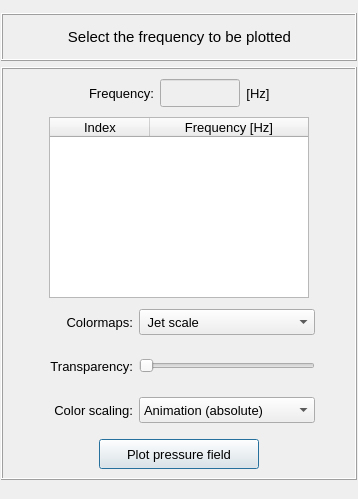
Old version of the form pulse/interface/data/ui_files/plots/results/acoustic/plot_acoustic_pressure_field_for_harmonic_analysis.ui in the repository open-pulse/OpenPulse.
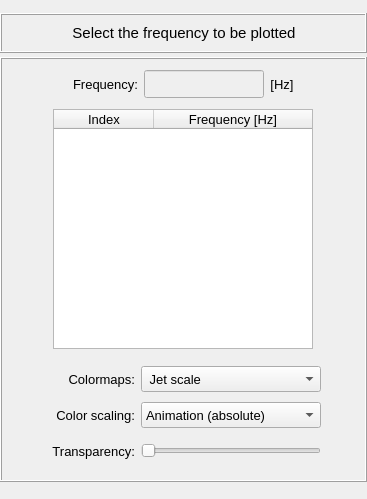
New version of the form.

Commit message: Update and uniformize the plot-related UI files

```diff
--- a/pulse/interface/data/ui_files/plots/results/acoustic/plot_acoustic_pressure_field_for_harmonic_analysis.ui
+++ b/pulse/interface/data/ui_files/plots/results/acoustic/plot_acoustic_pressure_field_for_harmonic_analysis.ui
@@ -6,7 +6,7 @@
    <rect>
     <x>0</x>
     <y>0</y>
-    <width>358</width>
+    <width>367</width>
     <height>499</height>
    </rect>
   </property>
@@ -21,13 +21,13 @@
   </property>
   <layout class="QGridLayout" name="gridLayout_2">
    <property name="leftMargin">
-    <number>1</number>
+    <number>0</number>
    </property>
    <property name="topMargin">
     <number>4</number>
    </property>
    <property name="rightMargin">
-    <number>1</number>
+    <number>0</number>
    </property>
    <property name="bottomMargin">
     <number>4</number>
@@ -48,8 +48,8 @@
        <rect>
         <x>0</x>
         <y>0</y>
-        <width>344</width>
-        <height>500</height>
+        <width>367</width>
+        <height>491</height>
        </rect>
       </property>
       <layout class="QGridLayout" name="gridLayout_6">
@@ -59,18 +59,21 @@
        <property name="rightMargin">
         <number>0</number>
        </property>
+       <property name="verticalSpacing">
+        <number>4</number>
+       </property>
        <item row="0" column="0">
         <widget class="QFrame" name="frame">
          <property name="minimumSize">
           <size>
            <width>0</width>
-           <height>48</height>
+           <height>40</height>
           </size>
          </property>
          <property name="maximumSize">
           <size>
            <width>16777215</width>
-           <height>48</height>
+           <height>40</height>
           </size>
          </property>
          <property name="frameShape">
@@ -184,7 +187,7 @@
             <property name="maximumSize">
              <size>
               <width>16777215</width>
-              <height>40</height>
+              <height>120</height>
              </size>
             </property>
             <property name="frameShape">
@@ -198,144 +201,16 @@
               <number>0</number>
              </property>
              <property name="topMargin">
-              <number>0</number>
+              <number>8</number>
              </property>
              <property name="rightMargin">
               <number>0</number>
              </property>
              <property name="bottomMargin">
-              <number>0</number>
+              <number>6</number>
              </property>
-             <item row="0" column="2">
-              <widget class="QFrame" name="frame_7">
-               <property name="minimumSize">
-                <size>
-                 <width>176</width>
-                 <height>0</height>
-                </size>
-               </property>
-               <property name="maximumSize">
-                <size>
-                 <width>176</width>
-                 <height>16777215</height>
-                </size>
-               </property>
-               <property name="frameShape">
-                <enum>QFrame::Shape::NoFrame</enum>
-               </property>
-               <property name="frameShadow">
-                <enum>QFrame::Shadow::Raised</enum>
-               </property>
-               <layout class="QGridLayout" name="gridLayout_14">
-                <property name="leftMargin">
-                 <number>0</number>
-                </property>
-                <property name="topMargin">
-                 <number>0</number>
-                </property>
-                <property name="rightMargin">
-                 <number>0</number>
-                </property>
-                <property name="bottomMargin">
-                 <number>0</number>
-                </property>
-                <property name="spacing">
-                 <number>0</number>
-                </property>
-                <item row="0" column="0">
-                 <widget class="QComboBox" name="comboBox_colormaps">
-                  <property name="minimumSize">
-                   <size>
-                    <width>120</width>
-                    <height>26</height>
-                   </size>
-                  </property>
-                  <property name="maximumSize">
-                   <size>
-                    <width>200</width>
-                    <height>26</height>
-                   </size>
-                  </property>
-                  <property name="font">
-                   <font>
-                    <pointsize>10</pointsize>
-                   </font>
-                  </property>
-                  <item>
-                   <property name="text">
-                    <string> Jet scale</string>
-                   </property>
-                  </item>
-                  <item>
-                   <property name="text">
-                    <string> Viridis scale</string>
-                   </property>
-                  </item>
-                  <item>
-                   <property name="text">
-                    <string> Inferno scale</string>
-                   </property>
-                  </item>
-                  <item>
-                   <property name="text">
-                    <string> Magma scale</string>
-                   </property>
-                  </item>
-                  <item>
-                   <property name="text">
-                    <string> Plasma scale</string>
-                   </property>
-                  </item>
-                  <item>
-                   <property name="text">
-                    <string>BWR diverging scale</string>
-                   </property>
-                  </item>
-                  <item>
-                   <property name="text">
-                    <string>PiYG diverging scale</string>
-                   </property>
-                  </item>
-                  <item>
-                   <property name="text">
-                    <string>PRGn diverging scale</string>
-                   </property>
-                  </item>
-                  <item>
-                   <property name="text">
-                    <string>BrBG diverging scale</string>
-                   </property>
-                  </item>
-                  <item>
-                   <property name="text">
-                    <string>PuOr diverging scale</string>
-                   </property>
-                  </item>
-                  <item>
-                   <property name="text">
-                    <string> Grayscale</string>
-                   </property>
-                  </item>
-                 </widget>
-                </item>
-               </layout>
-              </widget>
-             </item>
-             <item row="0" column="3">
-              <spacer name="horizontalSpacer_12">
-               <property name="orientation">
-                <enum>Qt::Orientation::Horizontal</enum>
-               </property>
-               <property name="sizeHint" stdset="0">
-                <size>
-                 <width>40</width>
-                 <height>20</height>
-                </size>
-               </property>
-              </spacer>
-             </item>
-             <item row="0" column="1">
-              <widget class="QLabel" name="label_6">
+             <item row="2" column="1">
+              <widget class="QLabel" name="label_3">
                <property name="minimumSize">
                 <size>
                  <width>90</width>
@@ -354,7 +229,7 @@
                 </font>
                </property>
                <property name="text">
-                <string>Colormaps:</string>
+                <string>Transparency:</string>
                </property>
                <property name="alignment">
                 <set>Qt::AlignmentFlag::AlignRight|Qt::AlignmentFlag::AlignTrailing|Qt::AlignmentFlag::AlignVCenter</set>
@@ -374,62 +249,7 @@
                </property>
               </spacer>
              </item>
-            </layout>
-           </widget>
-          </item>
-          <item row="4" column="0">
-           <widget class="QFrame" name="frame_3">
-            <property name="minimumSize">
-             <size>
-              <width>0</width>
-              <height>40</height>
-             </size>
-            </property>
-            <property name="maximumSize">
-             <size>
-              <width>16777215</width>
-              <height>40</height>
-             </size>
-            </property>
-            <property name="frameShape">
-             <enum>QFrame::Shape::NoFrame</enum>
-            </property>
-            <property name="frameShadow">
-             <enum>QFrame::Shadow::Raised</enum>
-            </property>
-            <layout class="QGridLayout" name="gridLayout_9">
-             <property name="leftMargin">
-              <number>0</number>
-             </property>
-             <property name="topMargin">
-              <number>0</number>
-             </property>
-             <property name="rightMargin">
-              <number>0</number>
-             </property>
-             <property name="bottomMargin">
-              <number>0</number>
-             </property>
-             <property name="horizontalSpacing">
-              <number>6</number>
-             </property>
-             <property name="verticalSpacing">
-              <number>0</number>
-             </property>
-             <item row="0" column="0">
-              <spacer name="horizontalSpacer">
-               <property name="orientation">
-                <enum>Qt::Orientation::Horizontal</enum>
-               </property>
-               <property name="sizeHint" stdset="0">
-                <size>
-                 <width>40</width>
-                 <height>20</height>
-                </size>
-               </property>
-              </spacer>
-             </item>
-             <item row="0" column="1">
+             <item row="1" column="1">
               <widget class="QLabel" name="label_color_scalling">
                <property name="minimumSize">
                 <size>
@@ -456,24 +276,114 @@
                </property>
               </widget>
              </item>
-             <item row="0" column="3">
-              <spacer name="horizontalSpacer_2">
-               <property name="orientation">
-                <enum>Qt::Orientation::Horizontal</enum>
+             <item row="0" column="1">
+              <widget class="QLabel" name="label_6">
+               <property name="minimumSize">
+                <size>
+                 <width>90</width>
+                 <height>26</height>
+                </size>
                </property>
-               <property name="sizeHint" stdset="0">
+               <property name="maximumSize">
                 <size>
-                 <width>40</width>
-                 <height>20</height>
+                 <width>90</width>
+                 <height>26</height>
                 </size>
                </property>
-              </spacer>
+               <property name="font">
+                <font>
+                 <pointsize>10</pointsize>
+                </font>
+               </property>
+               <property name="text">
+                <string>Colormaps:</string>
+               </property>
+               <property name="alignment">
+                <set>Qt::AlignmentFlag::AlignRight|Qt::AlignmentFlag::AlignTrailing|Qt::AlignmentFlag::AlignVCenter</set>
+               </property>
+              </widget>
              </item>
              <item row="0" column="2">
+              <widget class="QComboBox" name="comboBox_colormaps">
+               <property name="minimumSize">
+                <size>
+                 <width>180</width>
+                 <height>26</height>
+                </size>
+               </property>
+               <property name="maximumSize">
+                <size>
+                 <width>200</width>
+                 <height>26</height>
+                </size>
+               </property>
+               <property name="font">
+                <font>
+                 <pointsize>10</pointsize>
+                </font>
+               </property>
+               <item>
+                <property name="text">
+                 <string> Jet scale</string>
+                </property>
+               </item>
+               <item>
+                <property name="text">
+                 <string> Viridis scale</string>
+                </property>
+               </item>
+               <item>
+                <property name="text">
+                 <string> Inferno scale</string>
+                </property>
+               </item>
+               <item>
+                <property name="text">
+                 <string> Magma scale</string>
+                </property>
+               </item>
+               <item>
+                <property name="text">
+                 <string> Plasma scale</string>
+                </property>
+               </item>
+               <item>
+                <property name="text">
+                 <string>BWR diverging scale</string>
+                </property>
+               </item>
+               <item>
+                <property name="text">
+                 <string>PiYG diverging scale</string>
+                </property>
+               </item>
+               <item>
+                <property name="text">
+                 <string>PRGn diverging scale</string>
+                </property>
+               </item>
+               <item>
+                <property name="text">
+                 <string>BrBG diverging scale</string>
+                </property>
+               </item>
+               <item>
+                <property name="text">
+                 <string>PuOr diverging scale</string>
+                </property>
+               </item>
+               <item>
+                <property name="text">
+                 <string> Grayscale</string>
+                </property>
+               </item>
+              </widget>
+             </item>
+             <item row="1" column="2">
               <widget class="QComboBox" name="comboBox_color_scale">
                <property name="minimumSize">
                 <size>
-                 <width>176</width>
+                 <width>180</width>
                  <height>26</height>
                 </size>
                </property>
@@ -515,229 +425,7 @@
                </item>
               </widget>
              </item>
-            </layout>
-           </widget>
-          </item>
-          <item row="5" column="0">
-           <widget class="QFrame" name="frame_button">
-            <property name="minimumSize">
-             <size>
-              <width>0</width>
-              <height>40</height>
-             </size>
-            </property>
-            <property name="maximumSize">
-             <size>
-              <width>16777215</width>
-              <height>40</height>
-             </size>
-            </property>
-            <property name="frameShape">
-             <enum>QFrame::Shape::NoFrame</enum>
-            </property>
-            <property name="frameShadow">
-             <enum>QFrame::Shadow::Raised</enum>
-            </property>
-            <layout class="QGridLayout" name="gridLayout_10">
-             <property name="leftMargin">
-              <number>0</number>
-             </property>
-             <property name="topMargin">
-              <number>0</number>
-             </property>
-             <property name="rightMargin">
-              <number>0</number>
-             </property>
-             <property name="bottomMargin">
-              <number>0</number>
-             </property>
-             <property name="spacing">
-              <number>0</number>
-             </property>
-             <item row="0" column="0">
-              <widget class="QPushButton" name="pushButton_plot">
-               <property name="minimumSize">
-                <size>
-                 <width>160</width>
-                 <height>30</height>
-                </size>
-               </property>
-               <property name="maximumSize">
-                <size>
-                 <width>160</width>
-                 <height>30</height>
-                </size>
-               </property>
-               <property name="font">
-                <font>
-                 <family>MS Shell Dlg 2</family>
-                 <pointsize>10</pointsize>
-                 <italic>false</italic>
-                 <bold>false</bold>
-                </font>
-               </property>
-               <property name="styleSheet">
-                <string notr="true"/>
-               </property>
-               <property name="text">
-                <string>Plot pressure field</string>
-               </property>
-               <property name="default">
-                <bool>true</bool>
-               </property>
-              </widget>
-             </item>
-            </layout>
-           </widget>
-          </item>
-          <item row="1" column="0">
-           <widget class="QFrame" name="frame_treeWidget">
-            <property name="frameShape">
-             <enum>QFrame::Shape::NoFrame</enum>
-            </property>
-            <property name="frameShadow">
-             <enum>QFrame::Shadow::Raised</enum>
-            </property>
-            <layout class="QGridLayout" name="gridLayout_3">
-             <property name="leftMargin">
-              <number>0</number>
-             </property>
-             <property name="topMargin">
-              <number>0</number>
-             </property>
-             <property name="rightMargin">
-              <number>0</number>
-             </property>
-             <property name="bottomMargin">
-              <number>0</number>
-             </property>
-             <property name="spacing">
-              <number>0</number>
-             </property>
-             <item row="0" column="0">
-              <widget class="QTreeWidget" name="treeWidget_frequencies">
-               <property name="minimumSize">
-                <size>
-                 <width>260</width>
-                 <height>180</height>
-                </size>
-               </property>
-               <property name="maximumSize">
-                <size>
-                 <width>260</width>
-                 <height>420</height>
-                </size>
-               </property>
-               <property name="font">
-                <font>
-                 <family>MS Shell Dlg 2</family>
-                 <pointsize>10</pointsize>
-                 <italic>false</italic>
-                 <bold>false</bold>
-                </font>
-               </property>
-               <property name="alternatingRowColors">
-                <bool>true</bool>
-               </property>
-               <property name="indentation">
-                <number>0</number>
-               </property>
-               <column>
-                <property name="text">
-                 <string>Index</string>
-                </property>
-                <property name="font">
-                 <font>
-                  <family>MS Shell Dlg 2</family>
-                  <pointsize>10</pointsize>
-                 </font>
-                </property>
-                <property name="textAlignment">
-                 <set>AlignCenter</set>
-                </property>
-               </column>
-               <column>
-                <property name="text">
-                 <string notr="true">Frequency [Hz]</string>
-                </property>
-                <property name="font">
-                 <font>
-                  <family>MS Shell Dlg 2</family>
-                  <pointsize>10</pointsize>
-                  <italic>false</italic>
-                  <bold>false</bold>
-                 </font>
-                </property>
-                <property name="textAlignment">
-                 <set>AlignCenter</set>
-                </property>
-               </column>
-              </widget>
-             </item>
-            </layout>
-           </widget>
-          </item>
-          <item row="3" column="0">
-           <widget class="QFrame" name="frame_5">
-            <property name="minimumSize">
-             <size>
-              <width>0</width>
-              <height>40</height>
-             </size>
-            </property>
-            <property name="maximumSize">
-             <size>
-              <width>16777215</width>
-              <height>40</height>
-             </size>
-            </property>
-            <property name="frameShape">
-             <enum>QFrame::Shape::NoFrame</enum>
-            </property>
-            <property name="frameShadow">
-             <enum>QFrame::Shadow::Raised</enum>
-            </property>
-            <layout class="QGridLayout" name="gridLayout_8">
-             <property name="leftMargin">
-              <number>0</number>
-             </property>
-             <property name="topMargin">
-              <number>0</number>
-             </property>
-             <property name="rightMargin">
-              <number>0</number>
-             </property>
-             <property name="bottomMargin">
-              <number>0</number>
-             </property>
-             <item row="0" column="1">
-              <widget class="QLabel" name="label_3">
-               <property name="minimumSize">
-                <size>
-                 <width>90</width>
-                 <height>26</height>
-                </size>
-               </property>
-               <property name="maximumSize">
-                <size>
-                 <width>90</width>
-                 <height>26</height>
-                </size>
-               </property>
-               <property name="font">
-                <font>
-                 <pointsize>10</pointsize>
-                </font>
-               </property>
-               <property name="text">
-                <string>Transparency:</string>
-               </property>
-               <property name="alignment">
-                <set>Qt::AlignmentFlag::AlignRight|Qt::AlignmentFlag::AlignTrailing|Qt::AlignmentFlag::AlignVCenter</set>
-               </property>
-              </widget>
-             </item>
-             <item row="0" column="2">
+             <item row="2" column="2">
               <widget class="QSlider" name="slider_transparency">
                <property name="minimumSize">
                 <size>
@@ -757,20 +445,7 @@
               </widget>
              </item>
              <item row="0" column="3">
-              <spacer name="horizontalSpacer_6">
-               <property name="orientation">
-                <enum>Qt::Orientation::Horizontal</enum>
-               </property>
-               <property name="sizeHint" stdset="0">
-                <size>
-                 <width>40</width>
-                 <height>20</height>
-                </size>
-               </property>
-              </spacer>
-             </item>
-             <item row="0" column="0">
-              <spacer name="horizontalSpacer_7">
+              <spacer name="horizontalSpacer">
                <property name="orientation">
                 <enum>Qt::Orientation::Horizontal</enum>
                </property>
@@ -844,13 +519,13 @@
                </property>
                <property name="minimumSize">
                 <size>
-                 <width>80</width>
+                 <width>120</width>
                  <height>28</height>
                 </size>
                </property>
                <property name="maximumSize">
                 <size>
-                 <width>80</width>
+                 <width>120</width>
                  <height>28</height>
                 </size>
                </property>
@@ -943,6 +618,99 @@
             </layout>
            </widget>
           </item>
+          <item row="1" column="0">
+           <widget class="QFrame" name="frame_treeWidget">
+            <property name="maximumSize">
+             <size>
+              <width>16777215</width>
+              <height>240</height>
+             </size>
+            </property>
+            <property name="frameShape">
+             <enum>QFrame::Shape::NoFrame</enum>
+            </property>
+            <property name="frameShadow">
+             <enum>QFrame::Shadow::Raised</enum>
+            </property>
+            <layout class="QGridLayout" name="gridLayout_3">
+             <property name="leftMargin">
+              <number>0</number>
+             </property>
+             <property name="topMargin">
+              <number>0</number>
+             </property>
+             <property name="rightMargin">
+              <number>0</number>
+             </property>
+             <property name="bottomMargin">
+              <number>0</number>
+             </property>
+             <property name="spacing">
+              <number>0</number>
+             </property>
+             <item row="0" column="0">
+              <widget class="QTreeWidget" name="treeWidget_frequencies">
+               <property name="minimumSize">
+                <size>
+                 <width>260</width>
+                 <height>180</height>
+                </size>
+               </property>
+               <property name="maximumSize">
+                <size>
+                 <width>260</width>
+                 <height>420</height>
+                </size>
+               </property>
+               <property name="font">
+                <font>
+                 <family>MS Shell Dlg 2</family>
+                 <pointsize>10</pointsize>
+                 <italic>false</italic>
+                 <bold>false</bold>
+                </font>
+               </property>
+               <property name="alternatingRowColors">
+                <bool>true</bool>
+               </property>
+               <property name="indentation">
+                <number>0</number>
+               </property>
+               <column>
+                <property name="text">
+                 <string>Index</string>
+                </property>
+                <property name="font">
+                 <font>
+                  <family>MS Shell Dlg 2</family>
+                  <pointsize>10</pointsize>
+                 </font>
+                </property>
+                <property name="textAlignment">
+                 <set>AlignCenter</set>
+                </property>
+               </column>
+               <column>
+                <property name="text">
+                 <string notr="true">Frequency [Hz]</string>
+                </property>
+                <property name="font">
+                 <font>
+                  <family>MS Shell Dlg 2</family>
+                  <pointsize>10</pointsize>
+                  <italic>false</italic>
+                  <bold>false</bold>
+                 </font>
+                </property>
+                <property name="textAlignment">
+                 <set>AlignCenter</set>
+                </property>
+               </column>
+              </widget>
+             </item>
+            </layout>
+           </widget>
+          </item>
          </layout>
         </widget>
        </item>
```
Left out of the diff: 4 changed lines with no effect on the pictures. The commit also changes 18 other files.
